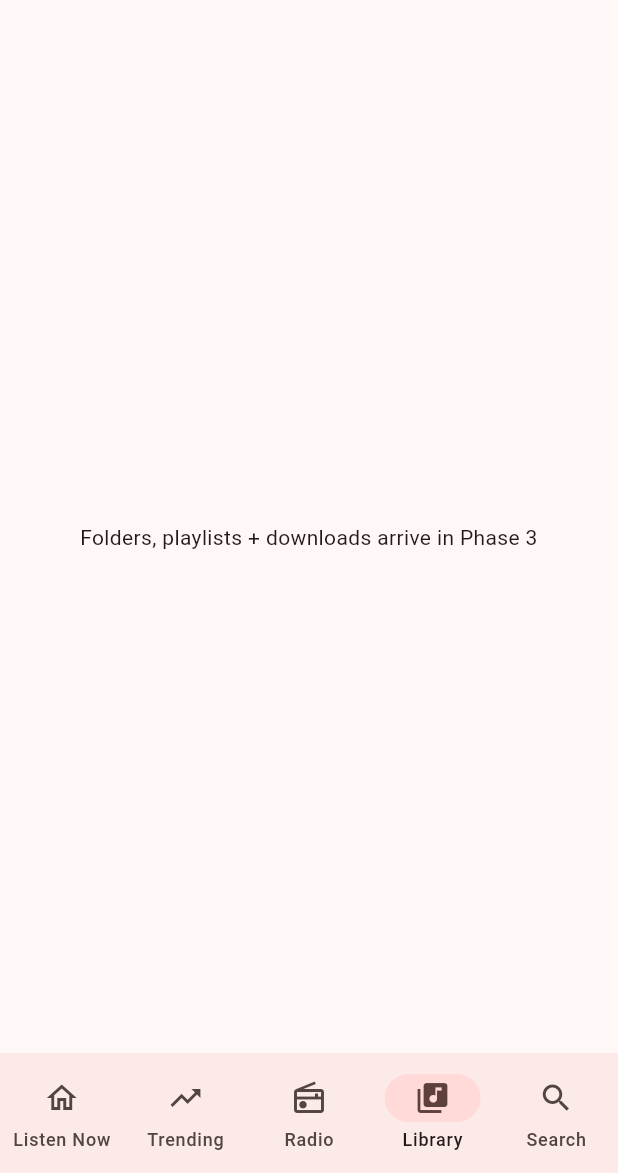
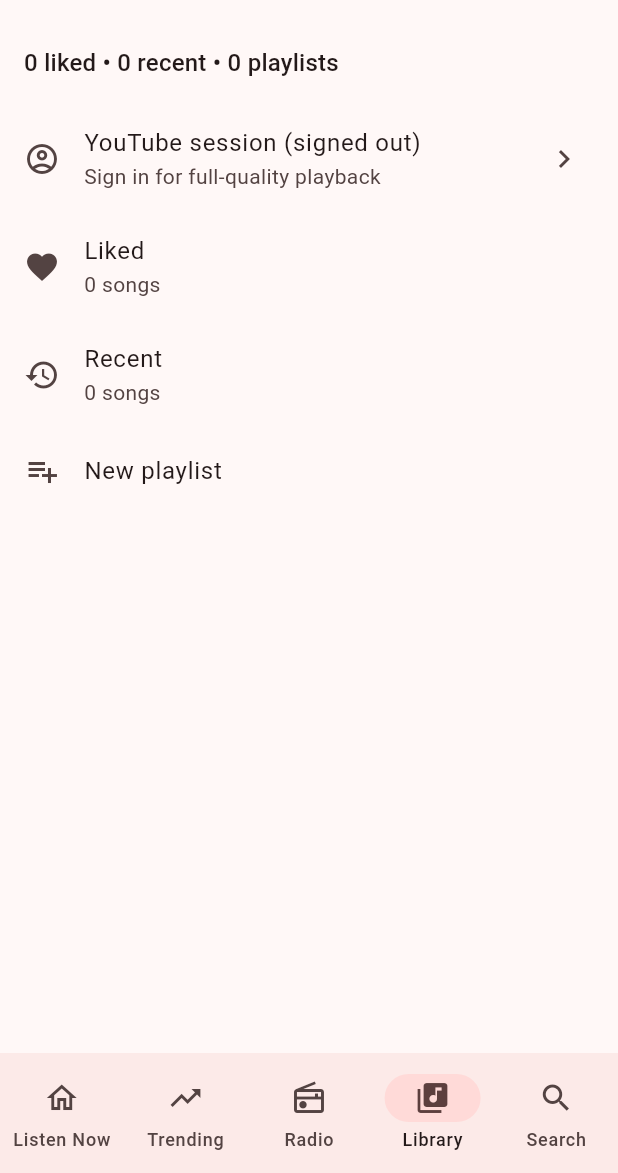
Before and after one commit to ritz0007/Cresca, a Flutter app: the screen it shows after launch, item 4 of the bottom bar chosen, on a phone screen of 412 x 824 dp, the part 63-1236 px from its top. Run offline on Flutter 3.47's test engine with Material 3 defaults, Android fonts, the phone set to English and light mode, and no system bars; our stand-ins replace audio_service, cached_network_image, flutter_secure_storage, just_audio, share_plus, shared_preferences and 1 more; missing offline and left inert: youtube_explode_dart; network calls fail.

Commit message:
flutter-restructure: Phase 3 G1 slice (encrypted YT session, login WebView sheet with cleaned UA + cookie capture, taste-seed pull, library session entry; 84 tests green, analyze clean)

```diff
--- a/cresca-flutter/lib/app/app.dart
+++ b/cresca-flutter/lib/app/app.dart
@@ -6,6 +6,7 @@ import 'package:flutter/material.dart';
 import 'package:flutter/services.dart';
 
 import 'screens/home_screen.dart';
+import 'screens/library_screen.dart';
 import 'screens/search_screen.dart';
 import 'screens/trending_screen.dart';
 import 'state.dart';
@@ -92,10 +93,7 @@ class _CrescaAppState extends State<CrescaApp> {
                       title: 'Radio',
                       hint:
                           'Saved stations + song radio arrive in Phase 3'),
-                  _Placeholder(
-                      title: 'Library',
-                      hint:
-                          'Folders, playlists + downloads arrive in Phase 3'),
+                  LibraryScreen(),
                   SearchScreen(),
                 ],
               ),
--- /dev/null
+++ b/cresca-flutter/lib/app/screens/library_screen.dart
@@ -0,0 +1,111 @@
+// Library tab, G1 slice: hero counts + YouTube session tile + liked /
+// recent shortcuts. Full folders/mosaics/playlists UI lands with L1–L3;
+// this screen owns the session entry point the login flow needs.
+
+import 'package:flutter/material.dart';
+
+import '../app.dart';
+import '../widgets/session_sheet.dart';
+import 'see_all.dart';
+
+class LibraryScreen extends StatelessWidget {
+  const LibraryScreen({super.key});
+
+  @override
+  Widget build(BuildContext context) {
+    final state = AppScope.of(context);
+    return AnimatedBuilder(
+      animation: state,
+      builder: (_, _) {
+        final loggedIn = state.ytSession.isLoggedIn;
+        return Scaffold(
+          appBar: AppBar(title: const Text('Library')),
+          body: ListView(
+            children: [
+              Padding(
+                padding: const EdgeInsets.all(16),
+                child: Text(
+                  '${state.library.liked.length} liked • '
+                  '${state.library.recent.length} recent • '
+                  '${state.library.playlists.length} playlists',
+                  style: Theme.of(context).textTheme.titleMedium,
+                ),
+              ),
+              ListTile(
+                leading: const Icon(Icons.account_circle_outlined),
+                title: Text(loggedIn
+                    ? 'YouTube session (signed in)'
+                    : 'YouTube session (signed out)'),
+                subtitle: Text(loggedIn
+                    ? 'Tap to manage or log out'
+                    : 'Sign in for full-quality playback'),
+                trailing: loggedIn
+                    ? const Icon(Icons.check_circle,
+                        color: Colors.green)
+                    : const Icon(Icons.chevron_right),
+                onTap: () => openSessionSheet(context),
+              ),
+              ListTile(
+                leading: const Icon(Icons.favorite),
+                title: const Text('Liked'),
+                subtitle: Text(
+                    '${state.library.liked.length} songs'),
+                onTap: () => openSeeAllStatic(
+                    context, 'Liked', state.library.liked, ''),
+              ),
+              ListTile(
+                leading: const Icon(Icons.history),
+                title: const Text('Recent'),
+                subtitle: Text(
+                    '${state.library.recent.length} songs'),
+                onTap: () => openSeeAllStatic(
+                    context, 'Recent', state.library.recent, ''),
+              ),
+              ListTile(
+                leading: const Icon(Icons.playlist_add),
+                title: const Text('New playlist'),
+                onTap: () async {
+                  try {
+                    final name = await _askName(context);
+                    if (name == null) return;
+                    await state.library.createPlaylist(name);
+                  } catch (_) {}
+                },
+              ),
+            ],
+          ),
+        );
+      },
+    );
+  }
+}
+
+Future<String?> _askName(BuildContext context) async {
+  try {
+    final c = TextEditingController();
+    final name = await showDialog<String>(
+      context: context,
+      builder: (d) => AlertDialog(
+        title: const Text('New playlist'),
+        content: TextField(
+          controller: c,
+          autofocus: true,
+          decoration:
+              const InputDecoration(hintText: 'Playlist name'),
+        ),
+        actions: [
+          TextButton(
+              onPressed: () => Navigator.pop(d),
+              child: const Text('Cancel')),
+          TextButton(
+              onPressed: () => Navigator.pop(d, c.text),
+              child: const Text('Create')),
+        ],
+      ),
+    );
+    final t = (name ?? '').trim();
+    return t.isEmpty ? null : t;
+  } catch (_) {
+    return null;
+  }
+}
--- a/cresca-flutter/pubspec.yaml
+++ b/cresca-flutter/pubspec.yaml
@@ -23,6 +23,7 @@ dependencies:
   path_provider: ^2.1.5
   url_launcher: ^6.3.2
   share_plus: ^11.1.0
+  webview_flutter: ^4.13.0
 
 dev_dependencies:
   flutter_test:
```
Also changed, not shown: cresca-flutter/lib/app/state.dart (+56 -2 lines), cresca-flutter/lib/app/widgets/session_sheet.dart (added, +182 -0 lines), cresca-flutter/lib/auth/session.dart (added, +113 -0 lines), cresca-flutter/lib/data/repository.dart (+33 -0 lines), 1 other file.
